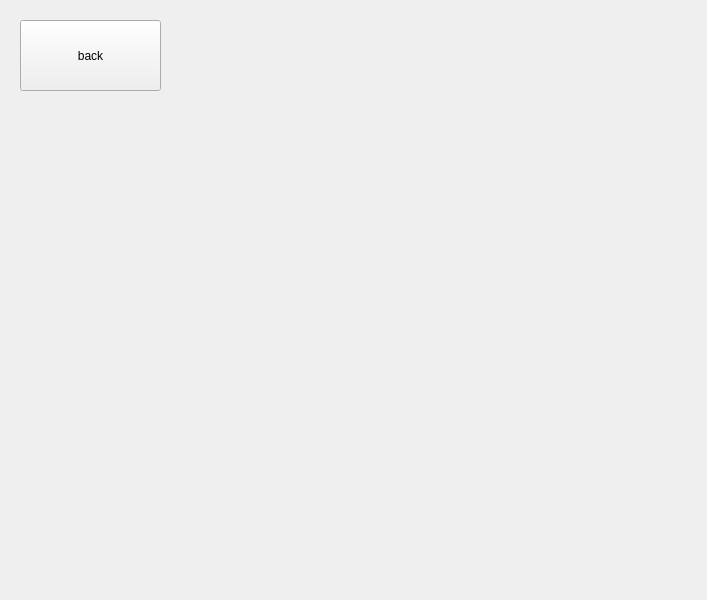
First picture: the form in crash.ui, repository Barsh4ec/Authorization, before the edit.
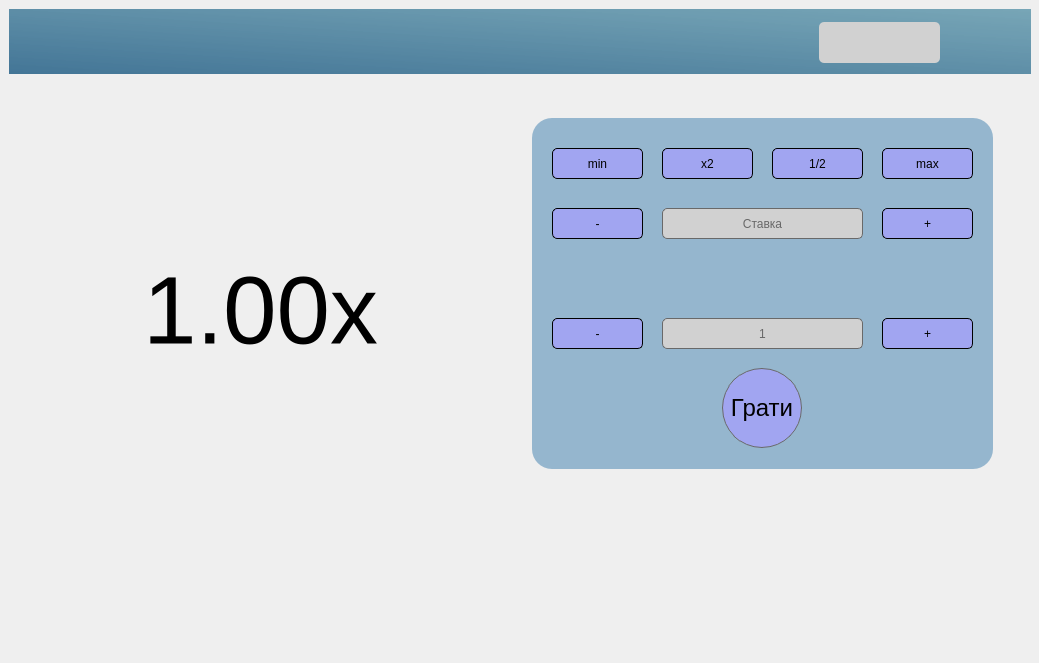
Second picture: the form after the edit. Icons and pictures are not drawn.

Commit message: Crash, Slots, Minesweeper - all at one!

Diff of the .ui file:
```diff
--- a/crash.ui
+++ b/crash.ui
@@ -6,24 +6,436 @@
    <rect>
     <x>0</x>
     <y>0</y>
-    <width>707</width>
-    <height>600</height>
+    <width>1039</width>
+    <height>663</height>
    </rect>
   </property>
   <property name="windowTitle">
    <string>Form</string>
   </property>
-  <widget class="QPushButton" name="BackToMain">
+  <widget class="QWidget" name="widget_2" native="true">
+   <property name="enabled">
+    <bool>true</bool>
+   </property>
    <property name="geometry">
     <rect>
-     <x>20</x>
-     <y>20</y>
-     <width>141</width>
-     <height>71</height>
+     <x>532</x>
+     <y>118</y>
+     <width>461</width>
+     <height>351</height>
     </rect>
    </property>
+   <property name="minimumSize">
+    <size>
+     <width>461</width>
+     <height>271</height>
+    </size>
+   </property>
+   <property name="styleSheet">
+    <string notr="true"> background: #95B6CE ;
+border-radius: 20px;</string>
+   </property>
+   <widget class="QPushButton" name="min_value_button">
+    <property name="geometry">
+     <rect>
+      <x>20</x>
+      <y>30</y>
+      <width>91</width>
+      <height>31</height>
+     </rect>
+    </property>
+    <property name="styleSheet">
+     <string notr="true">color: black;
+border-radius: 5px;
+background: #A1A5F1;
+border-color: black;
+border-style: solid;
+border-width: 1px;</string>
+    </property>
+    <property name="text">
+     <string>min</string>
+    </property>
+   </widget>
+   <widget class="QPushButton" name="x2_value_button">
+    <property name="geometry">
+     <rect>
+      <x>130</x>
+      <y>30</y>
+      <width>91</width>
+      <height>31</height>
+     </rect>
+    </property>
+    <property name="styleSheet">
+     <string notr="true">color: black;
+border-radius: 5px;
+background: #A1A5F1;
+border-color: black;
+border-style: solid;
+border-width: 1px;</string>
+    </property>
+    <property name="text">
+     <string>x2</string>
+    </property>
+   </widget>
+   <widget class="QPushButton" name="half_value_button">
+    <property name="geometry">
+     <rect>
+      <x>240</x>
+      <y>30</y>
+      <width>91</width>
+      <height>31</height>
+     </rect>
+    </property>
+    <property name="styleSheet">
+     <string notr="true">color: black;
+border-radius: 5px;
+background: #A1A5F1;
+border-color: black;
+border-style: solid;
+border-width: 1px;</string>
+    </property>
+    <property name="text">
+     <string>1/2</string>
+    </property>
+   </widget>
+   <widget class="QPushButton" name="max_value_button">
+    <property name="geometry">
+     <rect>
+      <x>350</x>
+      <y>30</y>
+      <width>91</width>
+      <height>31</height>
+     </rect>
+    </property>
+    <property name="styleSheet">
+     <string notr="true">color: black;
+border-radius: 5px;
+background: #A1A5F1;
+border-color: black;
+border-style: solid;
+border-width: 1px;</string>
+    </property>
+    <property name="text">
+     <string>max</string>
+    </property>
+   </widget>
+   <widget class="QPushButton" name="minus_value_button">
+    <property name="geometry">
+     <rect>
+      <x>20</x>
+      <y>90</y>
+      <width>91</width>
+      <height>31</height>
+     </rect>
+    </property>
+    <property name="styleSheet">
+     <string notr="true">color: black;
+border-radius: 5px;
+background: #A1A5F1;
+border-color: black;
+border-style: solid;
+border-width: 1px;</string>
+    </property>
+    <property name="text">
+     <string>-</string>
+    </property>
+   </widget>
+   <widget class="QLineEdit" name="summa_stavky">
+    <property name="geometry">
+     <rect>
+      <x>130</x>
+      <y>90</y>
+      <width>201</width>
+      <height>31</height>
+     </rect>
+    </property>
+    <property name="styleSheet">
+     <string notr="true">border-radius: 5px;
+background: #D1D1D1;
+border-color: #696969;
+border-style: solid;
+border-width: 1px;</string>
+    </property>
+    <property name="alignment">
+     <set>Qt::AlignCenter</set>
+    </property>
+    <property name="placeholderText">
+     <string>Ставка</string>
+    </property>
+   </widget>
+   <widget class="QPushButton" name="plus_value_button">
+    <property name="geometry">
+     <rect>
+      <x>350</x>
+      <y>90</y>
+      <width>91</width>
+      <height>31</height>
+     </rect>
+    </property>
+    <property name="styleSheet">
+     <string notr="true">color: black;
+border-radius: 5px;
+background: #A1A5F1;
+border-color: black;
+border-style: solid;
+border-width: 1px;</string>
+    </property>
+    <property name="text">
+     <string>+</string>
+    </property>
+   </widget>
+   <widget class="QLabel" name="warning">
+    <property name="geometry">
+     <rect>
+      <x>40</x>
+      <y>140</y>
+      <width>381</width>
+      <height>41</height>
+     </rect>
+    </property>
+    <property name="font">
+     <font>
+      <pointsize>16</pointsize>
+     </font>
+    </property>
+    <property name="text">
+     <string/>
+    </property>
+   </widget>
+   <widget class="QPushButton" name="minus_coeficient_button">
+    <property name="geometry">
+     <rect>
+      <x>20</x>
+      <y>200</y>
+      <width>91</width>
+      <height>31</height>
+     </rect>
+    </property>
+    <property name="styleSheet">
+     <string notr="true">color: black;
+border-radius: 5px;
+background: #A1A5F1;
+border-color: black;
+border-style: solid;
+border-width: 1px;</string>
+    </property>
+    <property name="text">
+     <string>-</string>
+    </property>
+   </widget>
+   <widget class="QLineEdit" name="summa_autostop">
+    <property name="geometry">
+     <rect>
+      <x>130</x>
+      <y>200</y>
+      <width>201</width>
+      <height>31</height>
+     </rect>
+    </property>
+    <property name="styleSheet">
+     <string notr="true">border-radius: 5px;
+background: #D1D1D1;
+border-color: #696969;
+border-style: solid;
+border-width: 1px;</string>
+    </property>
+    <property name="alignment">
+     <set>Qt::AlignCenter</set>
+    </property>
+    <property name="placeholderText">
+     <string>1</string>
+    </property>
+   </widget>
+   <widget class="QPushButton" name="plus_coeficient_button">
+    <property name="geometry">
+     <rect>
+      <x>350</x>
+      <y>200</y>
+      <width>91</width>
+      <height>31</height>
+     </rect>
+    </property>
+    <property name="styleSheet">
+     <string notr="true">color: black;
+border-radius: 5px;
+background: #A1A5F1;
+border-color: black;
+border-style: solid;
+border-width: 1px;</string>
+    </property>
+    <property name="text">
+     <string>+</string>
+    </property>
+   </widget>
+   <widget class="QPushButton" name="Play_button">
+    <property name="geometry">
+     <rect>
+      <x>190</x>
+      <y>250</y>
+      <width>80</width>
+      <height>80</height>
+     </rect>
+    </property>
+    <property name="font">
+     <font>
+      <pointsize>18</pointsize>
+     </font>
+    </property>
+    <property name="layoutDirection">
+     <enum>Qt::LeftToRight</enum>
+    </property>
+    <property name="styleSheet">
+     <string notr="true">border-radius: 40px;
+background: #A1A5F1;
+border-color: #696969;
+border-style: solid;
+border-width: 1px;</string>
+    </property>
+    <property name="text">
+     <string>Грати</string>
+    </property>
+   </widget>
+  </widget>
+  <widget class="QPushButton" name="info">
+   <property name="geometry">
+    <rect>
+     <x>999</x>
+     <y>80</y>
+     <width>32</width>
+     <height>32</height>
+    </rect>
+   </property>
+   <property name="minimumSize">
+    <size>
+     <width>32</width>
+     <height>32</height>
+    </size>
+   </property>
+   <property name="maximumSize">
+    <size>
+     <width>32</width>
+     <height>32</height>
+    </size>
+   </property>
+   <property name="styleSheet">
+    <string notr="true">QPushButton{
+	background: transparent;
+	background-image: url(:/resources/png/info.png);
+	border-style: solid;
+    border-width: 0px;
+	border-color: #051a39;
+}
+
+QPushButton:hover {
+	background: transparent;
+	background-image: url(:/resources/png/info_color.png);
+	border-style: solid;
+    border-width: 0px;
+	border-color: #051a39;
+}</string>
+   </property>
    <property name="text">
-    <string>back</string>
+    <string/>
+   </property>
+  </widget>
+  <widget class="QWidget" name="widget" native="true">
+   <property name="geometry">
+    <rect>
+     <x>9</x>
+     <y>9</y>
+     <width>1022</width>
+     <height>65</height>
+    </rect>
+   </property>
+   <property name="minimumSize">
+    <size>
+     <width>1022</width>
+     <height>0</height>
+    </size>
+   </property>
+   <property name="maximumSize">
+    <size>
+     <width>16777215</width>
+     <height>65</height>
+    </size>
+   </property>
+   <property name="styleSheet">
+    <string notr="true">background: qlineargradient(spread:pad, x1:1, y1:0, x2:0, y2:1, stop:0 rgba(54, 126, 152, 164), stop:1 rgba(0, 70, 116, 183))</string>
+   </property>
+   <widget class="QLabel" name="userbalance">
+    <property name="geometry">
+     <rect>
+      <x>810</x>
+      <y>13</y>
+      <width>121</width>
+      <height>41</height>
+     </rect>
+    </property>
+    <property name="styleSheet">
+     <string notr="true">background: #D1D1D1;
+font: 16pt &quot;Tahoma&quot;;
+border-radius: 5px;</string>
+    </property>
+    <property name="text">
+     <string/>
+    </property>
+   </widget>
+   <widget class="QPushButton" name="BackToMain">
+    <property name="geometry">
+     <rect>
+      <x>0</x>
+      <y>0</y>
+      <width>51</width>
+      <height>62</height>
+     </rect>
+    </property>
+    <property name="minimumSize">
+     <size>
+      <width>50</width>
+      <height>62</height>
+     </size>
+    </property>
+    <property name="styleSheet">
+     <string notr="true">QPushButton{
+	background: transparent;
+	background-image: url(:/resources/png/undo.png);
+	border-style: solid;
+    border-width: 0px;
+	border-color: #051a39;
+}
+
+QPushButton:hover {
+	background: transparent;
+	background-image: url(:/resources/png/undo_color.png);
+	border-style: solid;
+    border-width: 0px;
+	border-color: #051a39;
+}</string>
+    </property>
+    <property name="text">
+     <string/>
+    </property>
+   </widget>
+  </widget>
+  <widget class="QLabel" name="Result">
+   <property name="geometry">
+    <rect>
+     <x>90</x>
+     <y>220</y>
+     <width>341</width>
+     <height>181</height>
+    </rect>
+   </property>
+   <property name="font">
+    <font>
+     <pointsize>72</pointsize>
+    </font>
+   </property>
+   <property name="text">
+    <string>1.00x</string>
+   </property>
+   <property name="alignment">
+    <set>Qt::AlignCenter</set>
    </property>
   </widget>
  </widget>
```
The commit also changes 29 other files.
